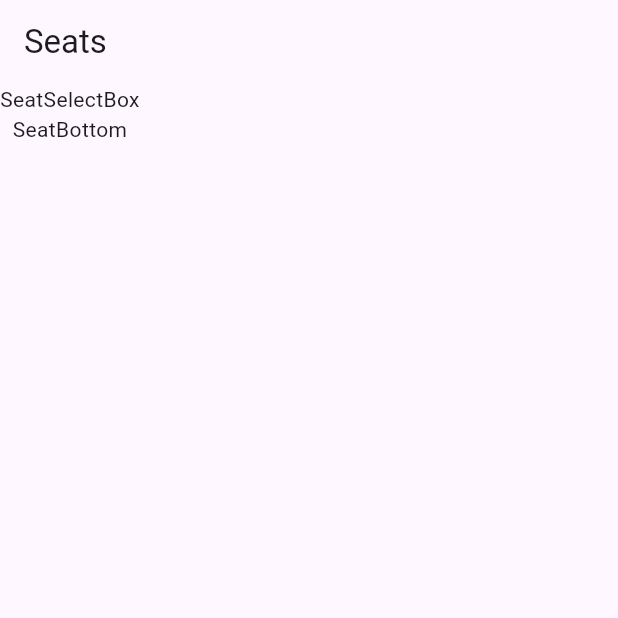
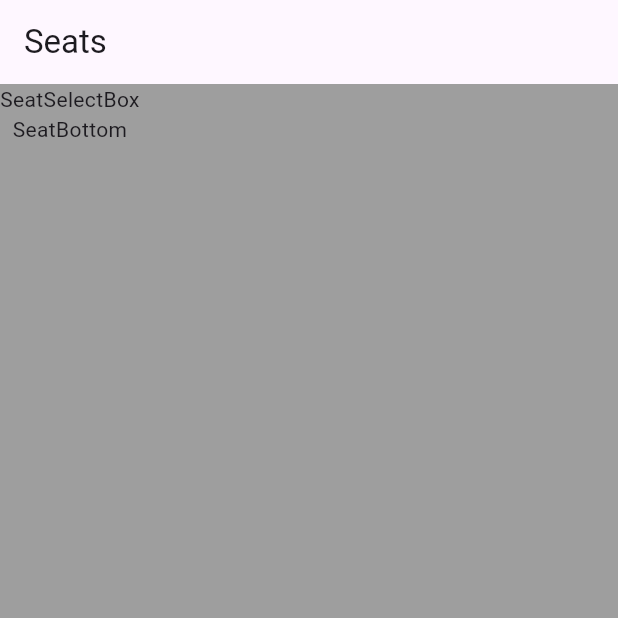
Before and after one commit to dlworua/flutter_seat_app, a Flutter app: the screen it shows after launch, on a phone screen of 412 x 824 dp, the top half of it. Run offline on Flutter 3.47's test engine with Material 3 defaults, Android fonts, the phone set to English and light mode, and no system bars.

Commit message:
feat: seatpage backgroundcolor grey색으로 설정

```diff
--- a/lib/main.dart
+++ b/lib/main.dart
@@ -22,6 +22,7 @@ class SeatPage extends StatelessWidget {
     return Scaffold(
       //Scaffold 안에 appbar와 body-coulum 완성
       appBar: AppBar(title: Text('Seats')),
+      backgroundColor: Colors.grey, //seatpage backgroundcolor grey색으로 설정
       body: Column(children: [SeatSelectBox(), SeatBottom()]),
     );
   }
```
